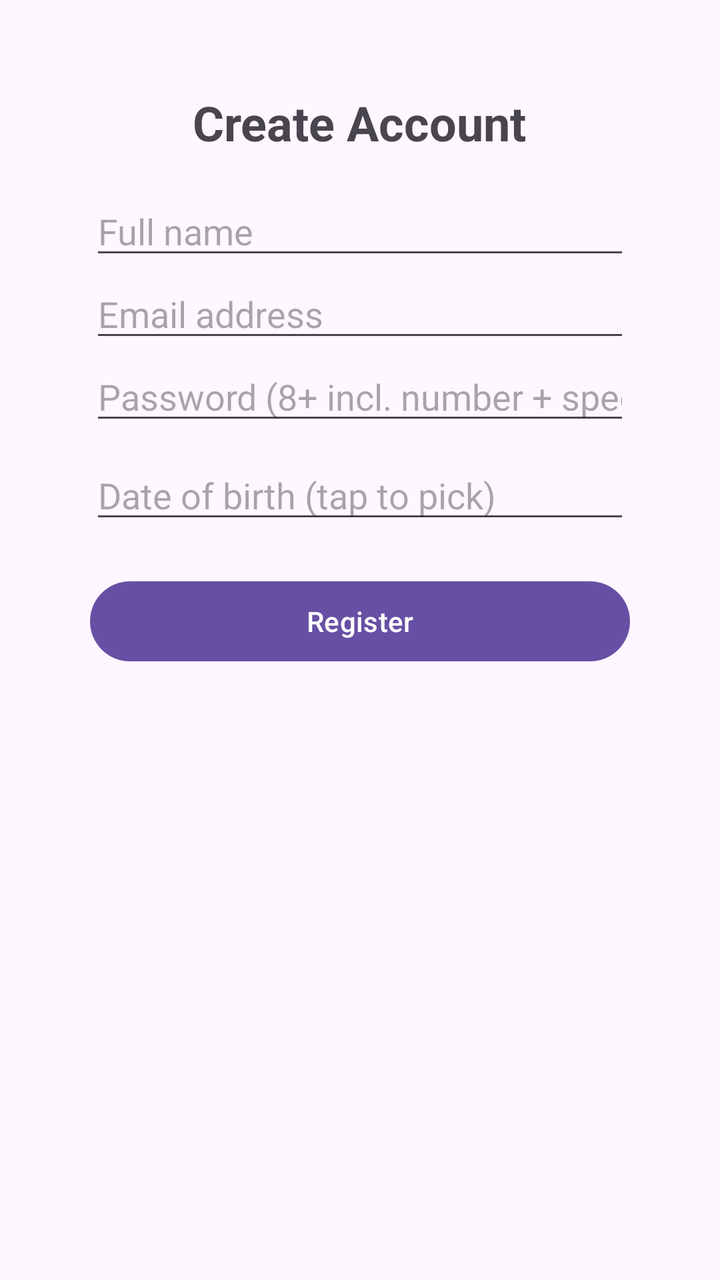
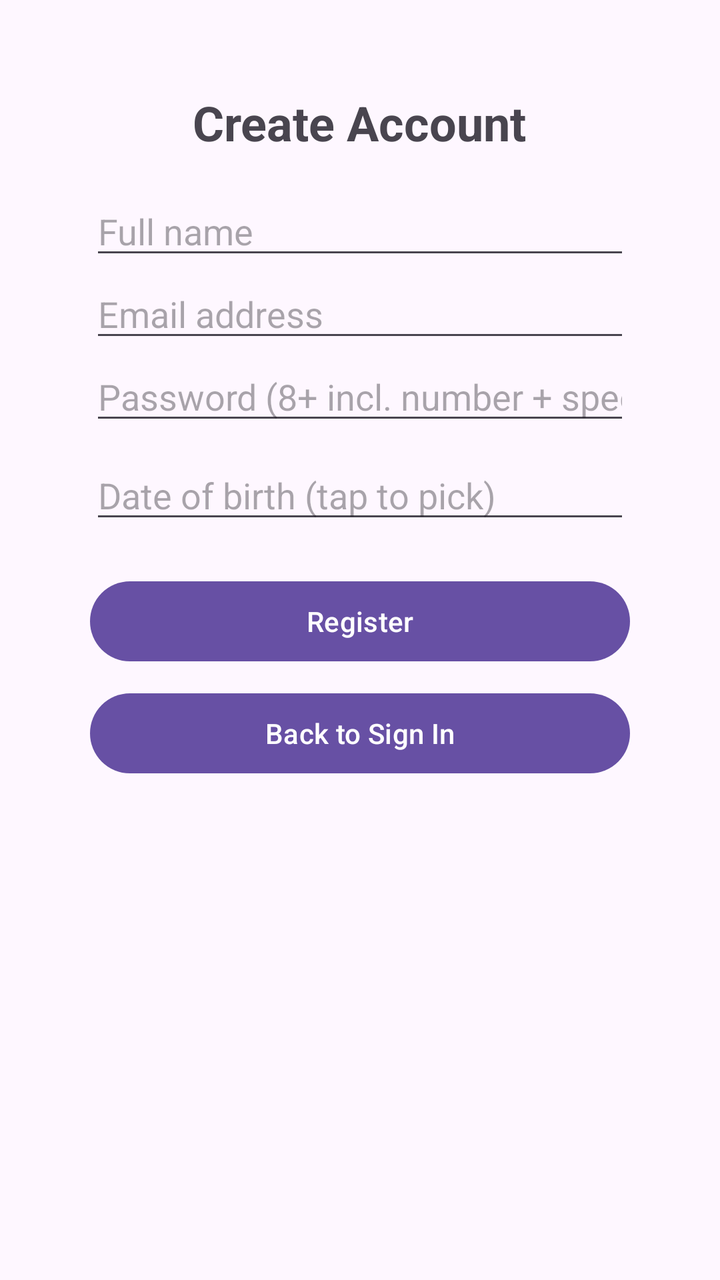

An Android layout rendered at two revisions. The XML below is the earlier revision; the diff shows what the commit changed to produce the second picture.
<!-- AndroidManifest.xml: application theme Theme.FinalYearProject -->
<!-- res/layout/activity_register.xml -->
<?xml version="1.0" encoding="utf-8"?>
<ScrollView xmlns:android="http://schemas.android.com/apk/res/android"
    android:layout_width="match_parent" android:layout_height="match_parent"
    android:padding="45dp">

    <LinearLayout
        android:layout_width="match_parent" android:layout_height="wrap_content"
        android:orientation="vertical" android:gravity="center_horizontal">

        <TextView
            android:text="Create Account"
            android:textSize="24sp" android:textStyle="bold"
            android:layout_marginBottom="16dp"
            android:layout_width="wrap_content" android:layout_height="wrap_content"/>

        <EditText
            android:id="@+id/fullNameET"
            android:hint="Full name"
            android:inputType="textPersonName"
            android:layout_width="match_parent" android:layout_height="wrap_content"/>

        <EditText
            android:id="@+id/regEmailET"
            android:hint="Email address"
            android:inputType="textEmailAddress"
            android:layout_width="match_parent" android:layout_height="wrap_content"/>

        <EditText
            android:id="@+id/regPasswordET"
            android:hint="Password (8+ incl. number + special)"
            android:inputType="textPassword"
            android:layout_width="match_parent" android:layout_height="wrap_content"/>

        <EditText
            android:id="@+id/dobET"
            android:hint="Date of birth (tap to pick)"
            android:focusable="false"
            android:layout_width="match_parent" android:layout_height="wrap_content"
            android:layout_marginTop="8dp"/>

        <Button
            android:id="@+id/registerBtn"
            android:text="Register"
            android:layout_width="match_parent" android:layout_height="wrap_content"
            android:layout_marginTop="20dp"/>
    </LinearLayout>
</ScrollView>
<!-- resources referenced by this layout -->
<resources>
  <style name="Theme.FinalYearProject" parent="Base.Theme.FinalYearProject" />
  <style name="Base.Theme.FinalYearProject" parent="Theme.Material3.DayNight.NoActionBar">
          
          
      </style>
</resources>

<!-- the commit's change to res/layout/activity_register.xml (unified diff, before → after) -->
@@ -43,5 +43,12 @@
             android:text="Register"
             android:layout_width="match_parent" android:layout_height="wrap_content"
             android:layout_marginTop="20dp"/>
+
+        <Button
+            android:id="@+id/bckToSignInBtn"
+            android:layout_width="match_parent"
+            android:layout_height="wrap_content"
+            android:text="Back to Sign In"
+            android:layout_marginTop="8dp" />
     </LinearLayout>
 </ScrollView>
